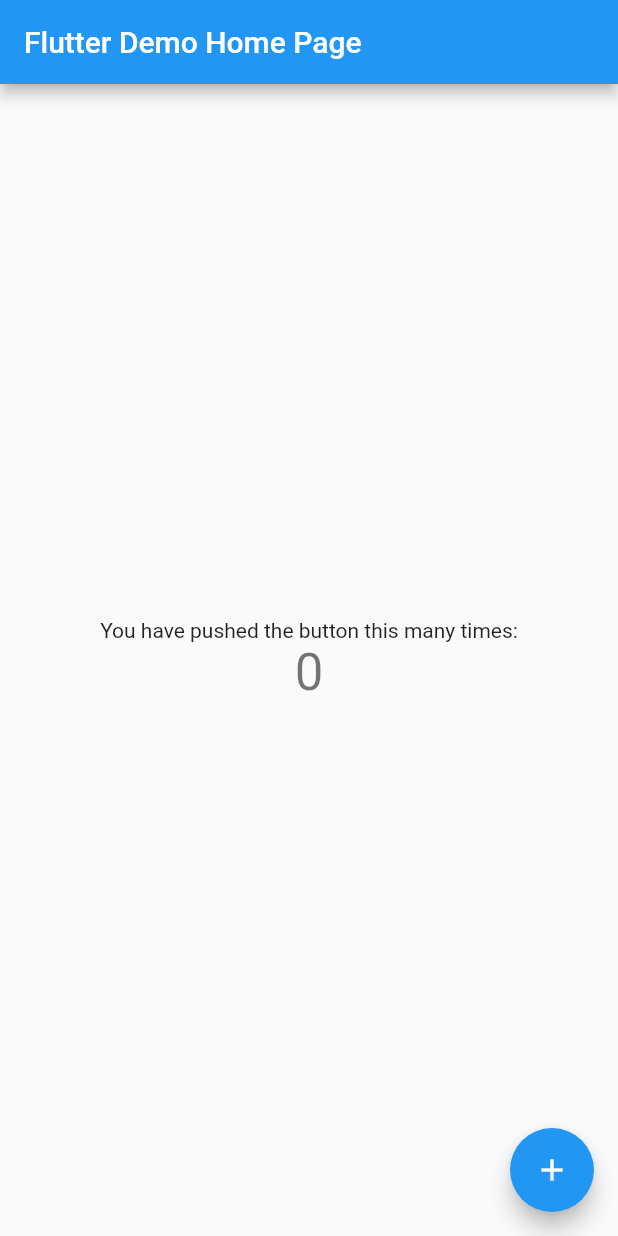
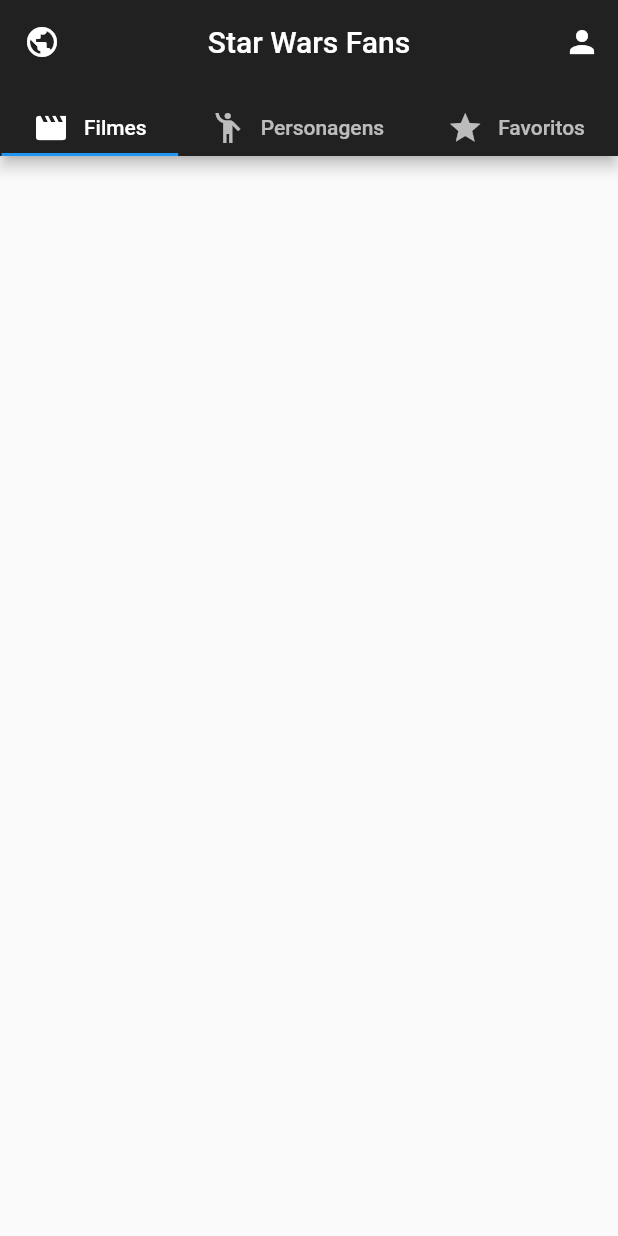
Before and after one commit to joaopjrn/teste-escribo03, a Flutter app: the screen it shows after launch, on a phone screen of 412 x 824 dp. Run offline on Flutter 3.47's test engine with Material 2 defaults, Android fonts, the phone set to English and light mode, and no system bars.

Commit message:
inicio design com tabs

```diff
--- /dev/null
+++ b/lib/appbar/my_tab.dart
@@ -0,0 +1,25 @@
+import 'package:flutter/cupertino.dart';
+import 'package:flutter/src/foundation/key.dart';
+import 'package:flutter/src/widgets/framework.dart';
+
+class MyTab extends StatelessWidget {
+  final String txt;
+  final IconData icon;
+
+  const MyTab({Key? key, required this.txt, required this.icon}) : super(key: key);
+
+  @override
+  Widget build(BuildContext context) {
+    return Padding(
+      padding: EdgeInsets.all(5),
+      child: Row(
+        mainAxisAlignment: MainAxisAlignment.center,
+        children: [
+          Icon(icon),
+          SizedBox(width: 10,),
+          Text(txt)
+        ],
+      ),
+      );
+  }
+}
--- /dev/null
+++ b/lib/homepage.dart
@@ -0,0 +1,59 @@
+import 'package:escribo03/appbar/my_tab.dart';
+import 'package:flutter/material.dart';
+
+class HomePage extends StatefulWidget {
+  const HomePage({Key? key}) : super(key: key);
+
+  @override
+  State<HomePage> createState() => _HomePageState();
+}
+
+class _HomePageState extends State<HomePage> {
+  String title = "Star Wars Fans";
+
+  // void _incrementCounter() {
+  //   setState(() {
+  //   });
+  // }
+
+  TabBar _myTabbar(){
+    return const TabBar(tabs: <Widget> [
+      MyTab(txt: 'Filmes', icon: Icons.movie),
+      MyTab(txt: 'Personagens', icon: Icons.emoji_people),
+      MyTab(txt: 'Favoritos', icon: Icons.star)
+    ],
+    isScrollable: true,);
+  }
+
+  AppBar _myAppbar(){
+    return AppBar(
+      title: Text(title, style: TextStyle(color: Colors.white)),
+      backgroundColor: Colors.grey[900],
+      centerTitle: true,
+      leading: IconButton(
+          onPressed: (){},
+          icon: Icon(Icons.public)),
+      actions: [
+        IconButton(
+          onPressed: (){},
+          icon: Icon(Icons.person))
+      ],
+      bottom: _myTabbar(),
+    );
+  }
+
+  @override
+  Widget build(BuildContext context) {
+    return DefaultTabController(
+      length: 3,
+      child: Scaffold(
+        appBar: _myAppbar(),
+        body: Center(
+          child: Column(
+            mainAxisAlignment: MainAxisAlignment.center,
+          ),
+        ),
+      ),
+    );
+  }
+}
--- a/lib/main.dart
+++ b/lib/main.dart
@@ -1,3 +1,4 @@
+import 'package:escribo03/homepage.dart';
 import 'package:flutter/material.dart';
 
 void main() {
@@ -12,105 +13,11 @@
   Widget build(BuildContext context) {
     return MaterialApp(
       debugShowCheckedModeBanner: false,
-      title: 'Flutter Demo',
+      title: 'Teste Escribo 3',
       theme: ThemeData(
-        // This is the theme of your application.
-        //
-        // Try running your application with "flutter run". You'll see the
-        // application has a blue toolbar. Then, without quitting the app, try
-        // changing the primarySwatch below to Colors.green and then invoke
-        // "hot reload" (press "r" in the console where you ran "flutter run",
-        // or simply save your changes to "hot reload" in a Flutter IDE).
-        // Notice that the counter didn't reset back to zero; the application
-        // is not restarted.
         primarySwatch: Colors.blue,
       ),
-      home: const MyHomePage(title: 'Flutter Demo Home Page'),
+      home: const HomePage(),
     );
   }
 }
-
-class MyHomePage extends StatefulWidget {
-  const MyHomePage({Key? key, required this.title}) : super(key: key);
-
-  // This widget is the home page of your application. It is stateful, meaning
-  // that it has a State object (defined below) that contains fields that affect
-  // how it looks.
-
-  // This class is the configuration for the state. It holds the values (in this
-  // case the title) provided by the parent (in this case the App widget) and
-  // used by the build method of the State. Fields in a Widget subclass are
-  // always marked "final".
-
-  final String title;
-
-  @override
-  State<MyHomePage> createState() => _MyHomePageState();
-}
-
-class _MyHomePageState extends State<MyHomePage> {
-  int _counter = 0;
-
-  void _incrementCounter() {
-    setState(() {
-      // This call to setState tells the Flutter framework that something has
-      // changed in this State, which causes it to rerun the build method below
-      // so that the display can reflect the updated values. If we changed
-      // _counter without calling setState(), then the build method would not be
-      // called again, and so nothing would appear to happen.
-      _counter++;
-    });
-  }
-
-  @override
-  Widget build(BuildContext context) {
-    // This method is rerun every time setState is called, for instance as done
-    // by the _incrementCounter method above.
-    //
-    // The Flutter framework has been optimized to make rerunning build methods
-    // fast, so that you can just rebuild anything that needs updating rather
-    // than having to individually change instances of widgets.
-    return Scaffold(
-      appBar: AppBar(
-        // Here we take the value from the MyHomePage object that was created by
-        // the App.build method, and use it to set our appbar title.
-        title: Text(widget.title),
-      ),
-      body: Center(
-        // Center is a layout widget. It takes a single child and positions it
-        // in the middle of the parent.
-        child: Column(
-          // Column is also a layout widget. It takes a list of children and
-          // arranges them vertically. By default, it sizes itself to fit its
-          // children horizontally, and tries to be as tall as its parent.
-          //
-          // Invoke "debug painting" (press "p" in the console, choose the
-          // "Toggle Debug Paint" action from the Flutter Inspector in Android
-          // Studio, or the "Toggle Debug Paint" command in Visual Studio Code)
-          // to see the wireframe for each widget.
-          //
-          // Column has various properties to control how it sizes itself and
-          // how it positions its children. Here we use mainAxisAlignment to
-          // center the children vertically; the main axis here is the vertical
-          // axis because Columns are vertical (the cross axis would be
-          // horizontal).
-          mainAxisAlignment: MainAxisAlignment.center,
-          children: <Widget>[
-            const Text(
-              'You have pushed the button this many times:',
-            ),
-            Text(
-              '$_counter',
-              style: Theme.of(context).textTheme.headline4,
-            ),
-          ],
-        ),
-      ),
-      floatingActionButton: FloatingActionButton(
-        onPressed: _incrementCounter,
-        tooltip: 'Increment',
-        child: const Icon(Icons.add),
-      ), // This trailing comma makes auto-formatting nicer for build methods.
-    );
-  }
-}
```
